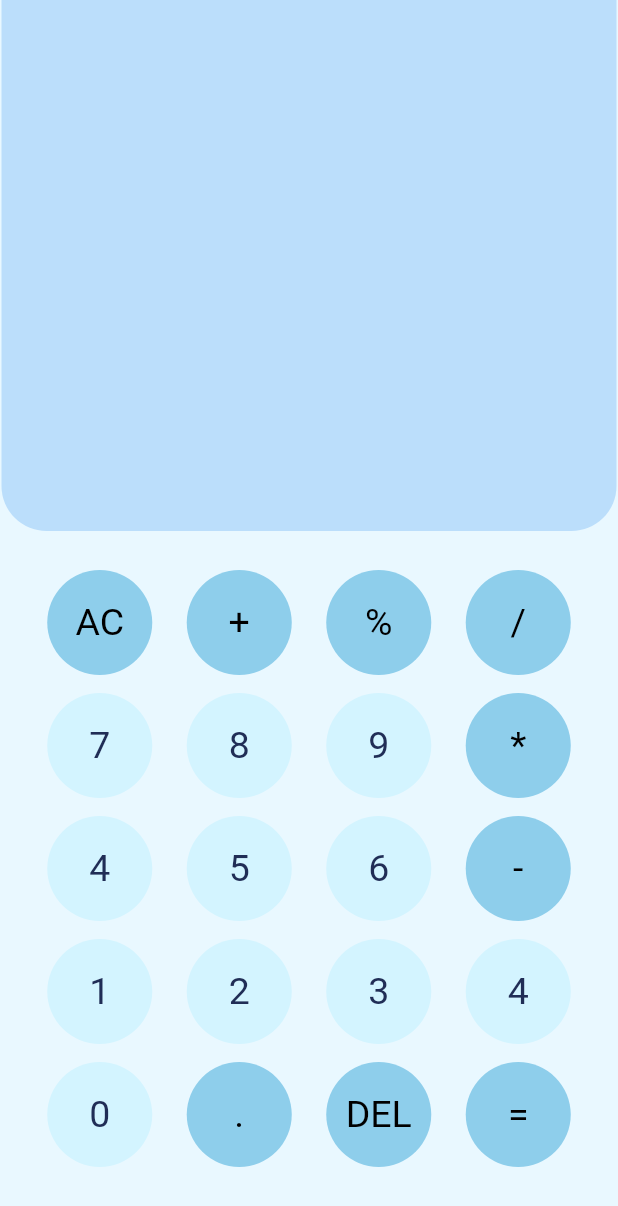
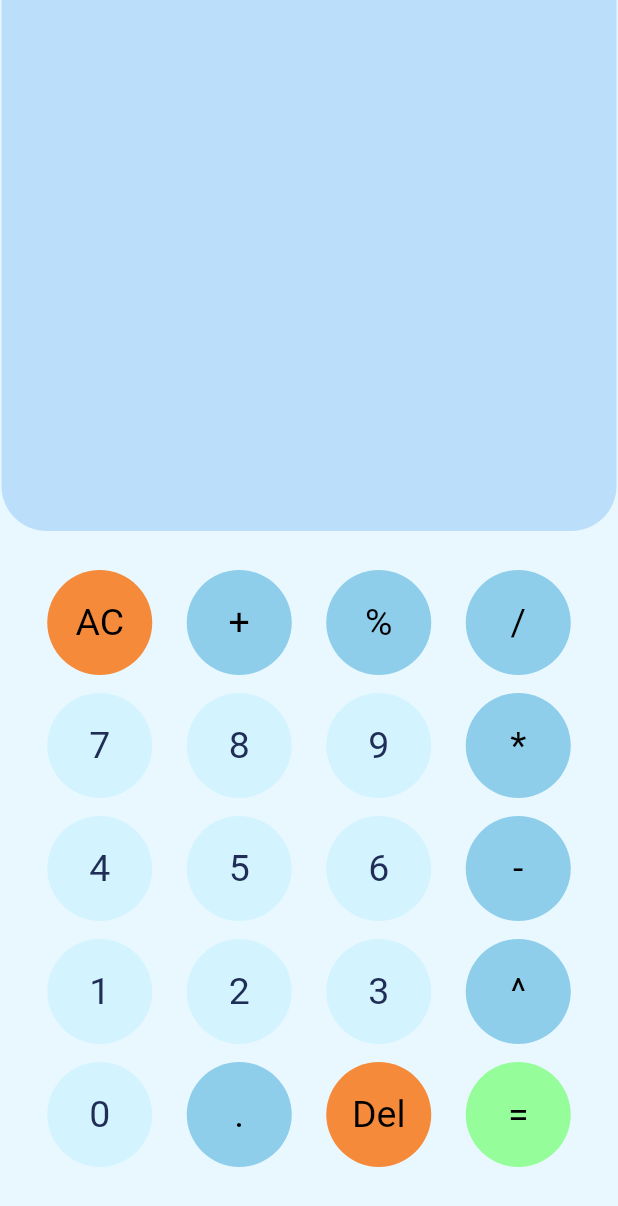
Before and after one commit to yashkc2025/gui_calculator, a Flutter app: the screen it shows after launch, on a phone screen of 412 x 824 dp. Shown: the top 1206 px of the screen. Run offline on Flutter 3.47's test engine with Material 2 defaults, Android fonts, the phone set to English and light mode, and no system bars; our stand-ins replace math_expressions.

Commit message:
Minor Fixes

```diff
--- a/lib/constants.dart
+++ b/lib/constants.dart
@@ -4,7 +4,7 @@ const Color op = Color.fromARGB(255, 142, 206, 235);
 const Color num = Color.fromARGB(255, 211, 244, 255);
 // const Color num = Colors.grey;
 // const Color func = Color.fromARGB(255, 118, 100, 188);
-const Color func = op;
+const Color func = Color.fromARGB(255, 245, 139, 58);
 const Color bg = Color(0xffE9F8FF);
 const Color bg_com = Colors.black;
 
--- a/lib/home_screen.dart
+++ b/lib/home_screen.dart
@@ -214,11 +214,11 @@ class _HomeScreenState extends State<HomeScreen> {
                             },
                           ),
                           Buttons(
-                            title: '4',
-                            n: num,
-                            t: num_text,
+                            title: '^',
+                            n: op,
+                            t: op_text,
                             onPress: () {
-                              userInput += '4';
+                              userInput += ' ^ ';
                               setState(() {});
                             },
                           ),
@@ -246,7 +246,7 @@ class _HomeScreenState extends State<HomeScreen> {
                             },
                           ),
                           Buttons(
-                            title: 'DEL',
+                            title: 'Del',
                             n: func,
                             t: func_text,
                             onPress: () {
@@ -257,7 +257,7 @@ class _HomeScreenState extends State<HomeScreen> {
                           ),
                           Buttons(
                             title: '=',
-                            n: func,
+                            n: Color.fromARGB(255, 149, 253, 154),
                             t: func_text,
                             onPress: () {
                               equalPress();
@@ -266,7 +266,7 @@ class _HomeScreenState extends State<HomeScreen> {
                           ),
                         ],
                       ),
-                      SizedBox(
+                      const SizedBox(
                         height: 40,
                       ),
                     ],
```
